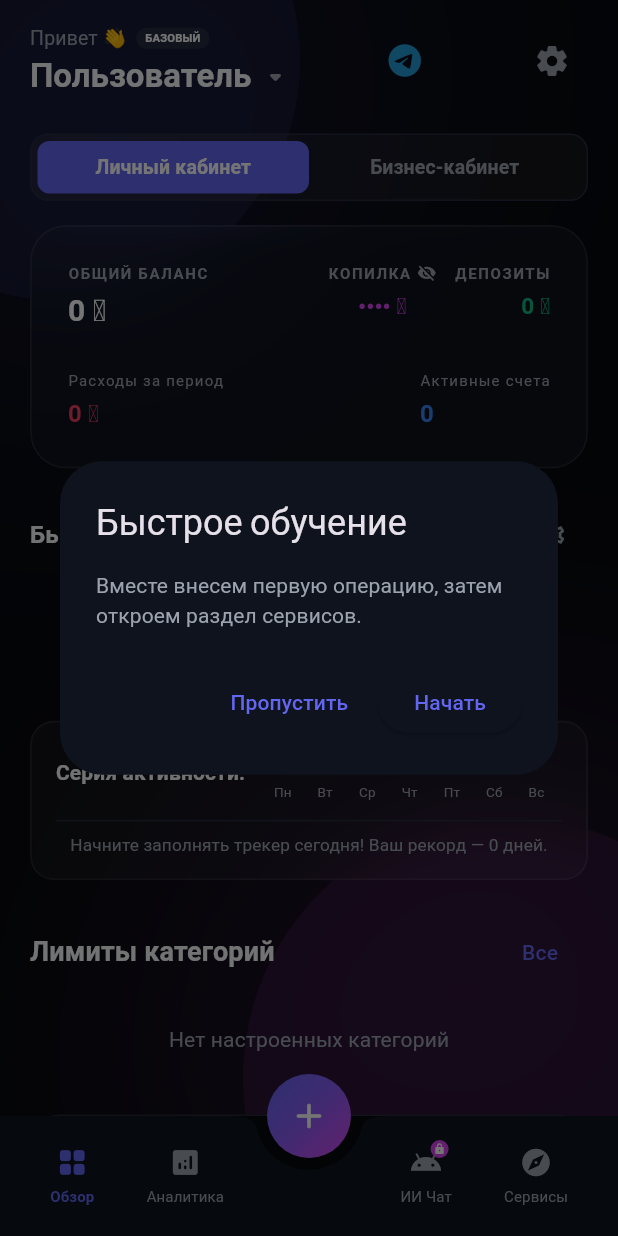
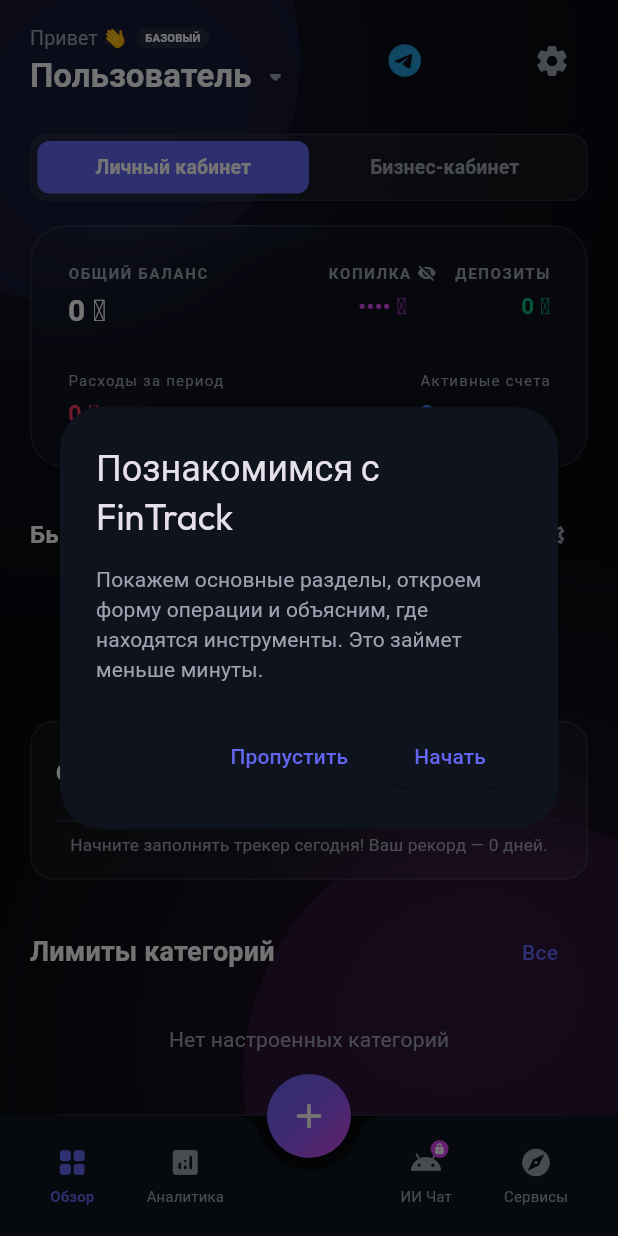
Before and after one commit to mumitrol16666-creator/finance, a Flutter app: the MainNavigationFrame screen opened directly, on a phone screen of 412 x 824 dp. Run offline on Flutter 3.47's test engine with Material 3 defaults, Android fonts, the phone set to English and light mode, and no system bars; drawn by our look-alikes of flutter_animate; our stand-ins replace fl_chart, flutter_spinkit, google_fonts, shared_preferences; missing offline and left inert: dart:html; accounts and stored records are empty.

Commit message:
feat: add guided in-app tutorial

```diff
--- /dev/null
+++ b/mobile_app/lib/core/tutorial_controller.dart
@@ -0,0 +1,11 @@
+import 'package:flutter/foundation.dart';
+
+class TutorialController {
+  TutorialController._();
+
+  static final ValueNotifier<int> requests = ValueNotifier<int>(0);
+
+  static void start() {
+    requests.value++;
+  }
+}
--- a/mobile_app/lib/main.dart
+++ b/mobile_app/lib/main.dart
@@ -3,6 +3,7 @@
 import 'package:flutter_localizations/flutter_localizations.dart';
 import 'package:shared_preferences/shared_preferences.dart';
 import 'core/theme.dart';
+import 'core/tutorial_controller.dart';
 import 'providers/app_state.dart';
 import 'screens/login_screen.dart';
 import 'screens/dashboard_screen.dart';
@@ -10,6 +11,7 @@
 import 'screens/ai_consultant_screen.dart';
 import 'screens/analytics_screen.dart';
 import 'screens/hub_screen.dart';
+import 'widgets/guided_tour_overlay.dart';
 
 void main() {
   runApp(
@@ -102,7 +104,12 @@
   int _currentIndex = 0;
   late PageController _pageController;
   bool _plannedAssistantShown = false;
-  int _tutorialStep = 0;
+  int _tutorialStep = -1;
+  final GlobalKey _overviewKey = GlobalKey();
+  final GlobalKey _analyticsKey = GlobalKey();
+  final GlobalKey _aiKey = GlobalKey();
+  final GlobalKey _servicesKey = GlobalKey();
+  final GlobalKey _addKey = GlobalKey();
 
   final List<Widget> _screens = [
     const DashboardScreen(),
@@ -115,6 +122,7 @@
   void initState() {
     super.initState();
     _pageController = PageController(initialPage: _currentIndex);
+    TutorialController.requests.addListener(_restartTutorial);
     WidgetsBinding.instance.addPostFrameCallback((_) async {
       await _showPlannedAssistant();
       await _checkInteractiveTutorial();
@@ -123,14 +131,14 @@
 
   Future<void> _checkInteractiveTutorial() async {
     final prefs = await SharedPreferences.getInstance();
-    if ((prefs.getBool('onboarding_tutorial_shown') ?? false) || !mounted) return;
+    if ((prefs.getBool('guided_tutorial_v2_shown') ?? false) || !mounted) return;
     final start = await showDialog<bool>(
       context: context,
       barrierDismissible: false,
       builder: (context) => AlertDialog(
         backgroundColor: AppTheme.surface,
-        title: const Text('Быстрое обучение'),
-        content: const Text('Вместе внесем первую операцию, затем откроем раздел сервисов.'),
+        title: const Text('Познакомимся с FinTrack'),
+        content: const Text('Покажем основные разделы, откроем форму операции и объясним, где находятся инструменты. Это займет меньше минуты.'),
         actions: [
           TextButton(onPressed: () => Navigator.pop(context, false), child: const Text('Пропустить')),
           ElevatedButton(onPressed: () => Navigator.pop(context, true), child: const Text('Начать')),
@@ -138,19 +146,41 @@
       ),
     );
     if (start == true && mounted) {
-      setState(() => _tutorialStep = 1);
+      _showTutorialStep(0);
     } else {
-      await prefs.setBool('onboarding_tutorial_shown', true);
+      await prefs.setBool('guided_tutorial_v2_shown', true);
     }
   }
 
   Future<void> _finishTutorial() async {
     final prefs = await SharedPreferences.getInstance();
-    await prefs.setBool('onboarding_tutorial_shown', true);
-    if (mounted) setState(() => _tutorialStep = 0);
+    await prefs.setBool('guided_tutorial_v2_shown', true);
+    if (mounted) setState(() => _tutorialStep = -1);
   }
 
-  Future<void> _openTransactionSheet() async {
+  void _restartTutorial() {
+    if (mounted) _showTutorialStep(0);
+  }
+
+  void _showTutorialStep(int step) {
+    if (!mounted) return;
+    final appState = Provider.of<AppState>(context, listen: false);
+    final pageByStep = {0: 0, 2: 1, 3: appState.hasFeature('ai') ? 2 : 1, 4: 3};
+    final page = pageByStep[step];
+    setState(() {
+      _tutorialStep = step;
+      if (page != null) _currentIndex = page;
+    });
+    if (page != null) _pageController.jumpToPage(page);
+  }
+
+  Future<void> _advanceFromAddStep() async {
+    setState(() => _tutorialStep = -1);
+    await _openTransactionSheet(tutorialMode: true);
+    if (mounted) _showTutorialStep(2);
+  }
+
+  Future<void> _openTransactionSheet({bool tutorialMode = false}) async {
     final appState = Provider.of<AppState>(context, listen: false);
     final beforeCount = appState.transactions.length;
     await showModalBottomSheet(
@@ -162,23 +192,19 @@
       ),
       builder: (context) => SizedBox(
         height: MediaQuery.of(context).size.height * 0.85,
-        child: const ClipRRect(
-          borderRadius: BorderRadius.vertical(top: Radius.circular(20)),
+        child: ClipRRect(
+          borderRadius: const BorderRadius.vertical(top: Radius.circular(20)),
           child: Scaffold(
             backgroundColor: AppTheme.background,
-            body: SafeArea(child: AddTransactionScreen()),
+            body: SafeArea(child: AddTransactionScreen(showTutorialHint: tutorialMode)),
           ),
         ),
       ),
     );
-    if (_tutorialStep == 1 && mounted) {
-      if (appState.transactions.length > beforeCount) {
-        setState(() => _tutorialStep = 2);
-      } else {
-        ScaffoldMessenger.of(context).showSnackBar(
-          const SnackBar(content: Text('Заполните и сохраните операцию, чтобы продолжить обучение.')),
-        );
-      }
+    if (appState.transactions.length > beforeCount && mounted) {
+      ScaffoldMessenger.of(context).showSnackBar(
+        const SnackBar(content: Text('Операция сохранена. Балансы и аналитика обновлены.')),
+      );
     }
   }
 
@@ -227,16 +253,18 @@
 
   @override
   void dispose() {
+    TutorialController.requests.removeListener(_restartTutorial);
     _pageController.dispose();
     super.dispose();
   }
 
-  Widget _buildTabItem(int index, IconData icon, String label) {
+  Widget _buildTabItem(int index, IconData icon, String label, GlobalKey key) {
     final isSelected = _currentIndex == index;
     final appState = Provider.of<AppState>(context);
     final isLocked = index == 2 && !appState.hasFeature('ai');
 
     return GestureDetector(
+      key: key,
       onTap: () {
         if (isLocked) {
           AppTheme.showPremiumBlockDialog(context);
@@ -246,9 +274,6 @@
           _currentIndex = index;
         });
         _pageController.jumpToPage(index);
-        if (_tutorialStep == 2 && index == 3) {
-          _finishTutorial();
-        }
       },
       child: Column(
         mainAxisSize: MainAxisSize.min,
@@ -290,7 +315,26 @@
   Widget build(BuildContext context) {
     final bool isKeyboardVisible = MediaQuery.of(context).viewInsets.bottom > 0;
 
-    return Scaffold(
+    final tutorialTargets = [_overviewKey, _addKey, _analyticsKey, _aiKey, _servicesKey];
+    final tutorialTitles = ['Главный экран', 'Добавление операции', 'Аналитика', 'ИИ-консультант', 'Сервисы'];
+    final tutorialDescriptions = [
+      'Здесь собраны общий баланс, последние операции, быстрые расходы и основные показатели.',
+      'Главная рабочая кнопка. Откроем форму, где можно добавить расход, доход или перевод между счетами.',
+      'Раздел уже открыт. Здесь видны динамика денег, категории расходов и финансовые показатели.',
+      'ИИ-консультант отвечает по вашим данным и помогает разобрать расходы.${Provider.of<AppState>(context).hasFeature('ai') ? '' : ' Раздел станет доступен после подключения Premium.'}',
+      'Раздел уже открыт. Здесь находятся счета, категории, долги, автоплатежи и планы.',
+    ];
+    final tutorialIcons = [
+      Icons.grid_view_rounded,
+      Icons.add_rounded,
+      Icons.analytics_rounded,
+      Icons.android_rounded,
+      Icons.explore_rounded,
+    ];
+
+    return Stack(
+      children: [
+        Scaffold(
       body: Stack(
         children: [
           // Background Glowing Blobs for Space Aesthetic
@@ -326,53 +370,21 @@
               children: _screens,
             ),
           ),
-          if (_tutorialStep > 0)
-            Positioned(
-              left: 20,
-              right: 20,
-              bottom: 16,
-              child: Material(
-                color: AppTheme.surface,
-                elevation: 12,
-                borderRadius: BorderRadius.circular(8),
-                child: Padding(
-                  padding: const EdgeInsets.symmetric(horizontal: 16, vertical: 10),
-                  child: Row(
-                    children: [
-                      const Icon(Icons.touch_app_rounded, color: AppTheme.primary),
-                      const SizedBox(width: 10),
-                      Expanded(
-                        child: Text(
-                          _tutorialStep == 1
-                              ? 'Нажмите выделенную кнопку +, заполните операцию и сохраните ее.'
-                              : 'Отлично. Теперь нажмите «Сервисы» внизу экрана.',
-                        ),
-                      ),
-                      IconButton(
-                        tooltip: 'Пропустить обучение',
-                        onPressed: _finishTutorial,
-                        icon: const Icon(Icons.close_rounded),
-                      ),
-                    ],
-                  ),
-                ),
-              ),
-            ),
         ],
       ),
       floatingActionButton: isKeyboardVisible
           ? null
           : FloatingActionButton(
+              key: _addKey,
               onPressed: _openTransactionSheet,
               backgroundColor: Colors.transparent,
-              elevation: _tutorialStep == 1 ? 12 : 0,
+              elevation: 0,
               child: Container(
                 width: 56,
                 height: 56,
                 decoration: BoxDecoration(
                   shape: BoxShape.circle,
                   gradient: AppTheme.primaryGradient,
-                  border: _tutorialStep == 1 ? Border.all(color: Colors.white, width: 3) : null,
                 ),
                 child: const Icon(Icons.add_rounded, color: Colors.white, size: 28),
               ),
@@ -389,15 +401,42 @@
                 child: Row(
                   mainAxisAlignment: MainAxisAlignment.spaceAround,
                   children: [
-                    _buildTabItem(0, Icons.grid_view_rounded, 'Обзор'),
-                    _buildTabItem(1, Icons.analytics_rounded, 'Аналитика'),
+                    _buildTabItem(0, Icons.grid_view_rounded, 'Обзор', _overviewKey),
+                    _buildTabItem(1, Icons.analytics_rounded, 'Аналитика', _analyticsKey),
                     const SizedBox(width: 48), // Placeholder for FAB
-                    _buildTabItem(2, Icons.android_rounded, 'ИИ Чат'),
-                    _buildTabItem(3, Icons.explore_rounded, 'Сервисы'),
+                    _buildTabItem(2, Icons.android_rounded, 'ИИ Чат', _aiKey),
+                    _buildTabItem(3, Icons.explore_rounded, 'Сервисы', _servicesKey),
                   ],
                 ),
               ),
             ),
+        ),
+        if (_tutorialStep >= 0)
+          GuidedTourOverlay(
+            targetKey: tutorialTargets[_tutorialStep],
+            title: tutorialTitles[_tutorialStep],
+            description: tutorialDescriptions[_tutorialStep],
+            primaryLabel: _tutorialStep == 1
+                ? 'Открыть'
+                : _tutorialStep == tutorialTargets.length - 1
+                    ? 'Готово'
+                    : 'Далее',
+            icon: tutorialIcons[_tutorialStep],
+            step: _tutorialStep,
+            totalSteps: tutorialTargets.length,
+            onSkip: _finishTutorial,
+            onBack: _tutorialStep == 0 ? null : () => _showTutorialStep(_tutorialStep - 1),
+            onPrimary: () {
+              if (_tutorialStep == 1) {
+                _advanceFromAddStep();
+              } else if (_tutorialStep == tutorialTargets.length - 1) {
+                _finishTutorial();
+              } else {
+                _showTutorialStep(_tutorialStep + 1);
+              }
+            },
+          ),
+      ],
     );
   }
 }
```
Also changed, not shown: mobile_app/lib/screens/add_transaction_screen.dart (+26 -1 lines), mobile_app/lib/screens/settings_screen.dart (+17 -1 lines), mobile_app/lib/widgets/guided_tour_overlay.dart (added, +185 -0 lines).
